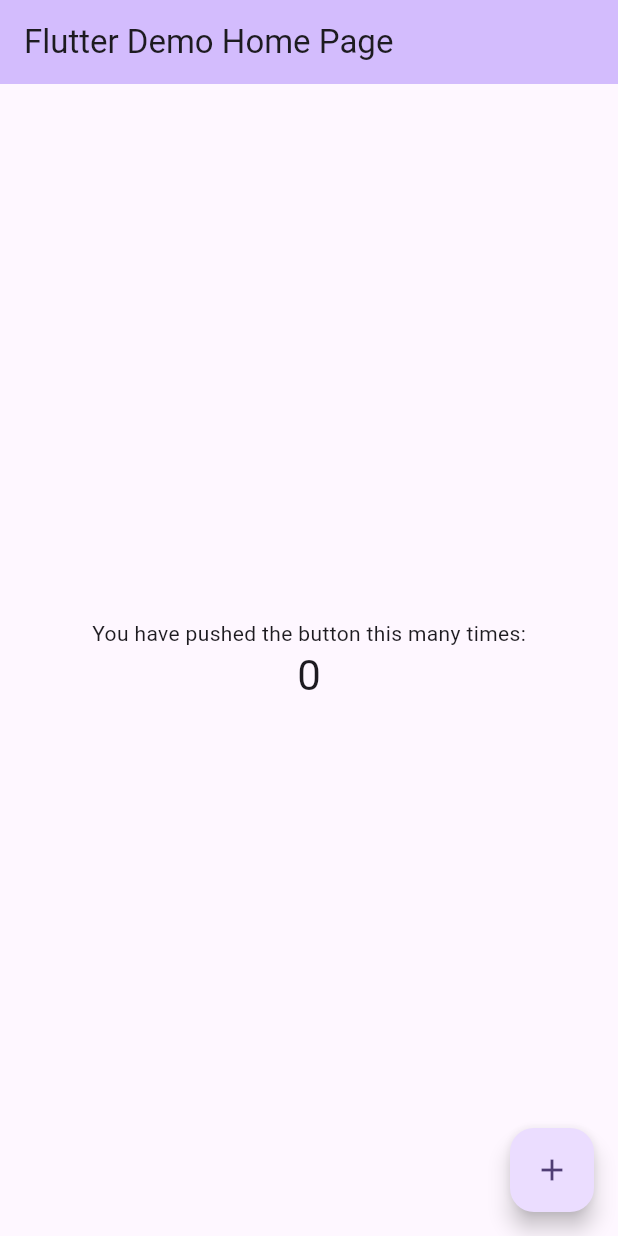
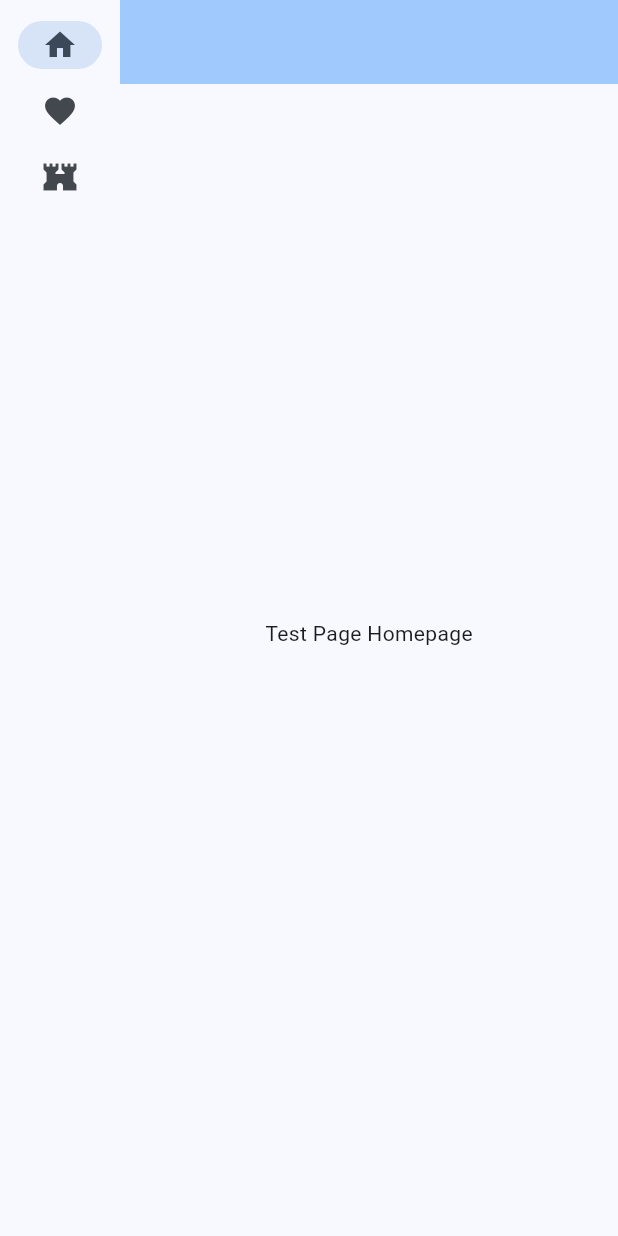
Before and after one commit to SP26GroupAGJ/SP26RedBudgetApp, a Flutter app: the screen it shows after launch, on a phone screen of 412 x 824 dp. Run offline on Flutter 3.47's test engine with Material 3 defaults, Android fonts, the phone set to English and light mode, and no system bars.

Commit message:
added test pages and edited pubspec and analysis files to fix suggested code

```diff
--- a/budget_app/lib/main.dart
+++ b/budget_app/lib/main.dart
@@ -7,119 +7,155 @@ void main() {
 class MyApp extends StatelessWidget {
   const MyApp({super.key});
 
-  // This widget is the root of your application.
   @override
   Widget build(BuildContext context) {
     return MaterialApp(
-      title: 'Flutter Demo',
       theme: ThemeData(
-        // This is the theme of your application.
-        //
-        // TRY THIS: Try running your application with "flutter run". You'll see
-        // the application has a purple toolbar. Then, without quitting the app,
-        // try changing the seedColor in the colorScheme below to Colors.green
-        // and then invoke "hot reload" (save your changes or press the "hot
-        // reload" button in a Flutter-supported IDE, or press "r" if you used
-        // the command line to start the app).
-        //
-        // Notice that the counter didn't reset back to zero; the application
-        // state is not lost during the reload. To reset the state, use hot
-        // restart instead.
-        //
-        // This works for code too, not just values: Most code changes can be
-        // tested with just a hot reload.
-        colorScheme: ColorScheme.fromSeed(seedColor: Colors.deepPurple),
+        colorScheme: ColorScheme.fromSeed(seedColor: Colors.blue),
         useMaterial3: true,
       ),
-      home: const MyHomePage(title: 'Flutter Demo Home Page'),
+      home: const MyHomePage(),
     );
   }
 }
 
 class MyHomePage extends StatefulWidget {
-  const MyHomePage({super.key, required this.title});
-
-  // This widget is the home page of your application. It is stateful, meaning
-  // that it has a State object (defined below) that contains fields that affect
-  // how it looks.
-
-  // This class is the configuration for the state. It holds the values (in this
-  // case the title) provided by the parent (in this case the App widget) and
-  // used by the build method of the State. Fields in a Widget subclass are
-  // always marked "final".
-
-  final String title;
+  const MyHomePage({super.key});
 
   @override
   State<MyHomePage> createState() => _MyHomePageState();
 }
 
 class _MyHomePageState extends State<MyHomePage> {
-  int _counter = 0;
-
-  void _incrementCounter() {
-    setState(() {
-      // This call to setState tells the Flutter framework that something has
-      // changed in this State, which causes it to rerun the build method below
-      // so that the display can reflect the updated values. If we changed
-      // _counter without calling setState(), then the build method would not be
-      // called again, and so nothing would appear to happen.
-      _counter++;
-    });
-  }
+  var selectedIndex = 0;
 
   @override
   Widget build(BuildContext context) {
-    // This method is rerun every time setState is called, for instance as done
-    // by the _incrementCounter method above.
-    //
-    // The Flutter framework has been optimized to make rerunning build methods
-    // fast, so that you can just rebuild anything that needs updating rather
-    // than having to individually change instances of widgets.
+    Widget page;
+    switch (selectedIndex) {
+      case 0:
+        page = TestPageHome();
+        break;
+      case 1:
+        page = TestPage2();
+        break;
+      case 2:
+        page = TestPage3();
+        break;
+      default:
+        throw UnimplementedError('no widget for $selectedIndex');
+    }
+    return Scaffold(
+      body: Row(
+        children: [
+          SafeArea(
+            child: NavigationRail(
+              extended: false,
+              destinations: [
+                NavigationRailDestination(
+                  icon: Icon(Icons.home),
+                  label: Text('Home'),
+                ),
+                NavigationRailDestination(
+                  icon: Icon(Icons.favorite),
+                  label: Text('Test1'),
+                ),
+                NavigationRailDestination(
+                  icon: Icon(Icons.fort),
+                  label: Text('Test2'),
+                ),
+              ],
+              selectedIndex: selectedIndex,
+              onDestinationSelected: (value) {
+                setState(() {
+                  selectedIndex = value;
+                });
+              },
+            ),
+          ),
+          Expanded(
+            child: Container(
+              color: Theme.of(context).colorScheme.primaryContainer,
+              child: page,
+            ),
+          ),
+        ],
+      ),
+    );
+  }
+}
+
+class TestPageHome extends StatelessWidget {
+  @override
+  Widget build(BuildContext context) {
     return Scaffold(
       appBar: AppBar(
-        // TRY THIS: Try changing the color here to a specific color (to
-        // Colors.amber, perhaps?) and trigger a hot reload to see the AppBar
-        // change color while the other colors stay the same.
         backgroundColor: Theme.of(context).colorScheme.inversePrimary,
-        // Here we take the value from the MyHomePage object that was created by
-        // the App.build method, and use it to set our appbar title.
-        title: Text(widget.title),
       ),
       body: Center(
-        // Center is a layout widget. It takes a single child and positions it
-        // in the middle of the parent.
         child: Column(
-          // Column is also a layout widget. It takes a list of children and
-          // arranges them vertically. By default, it sizes itself to fit its
-          // children horizontally, and tries to be as tall as its parent.
-          //
-          // Column has various properties to control how it sizes itself and
-          // how it positions its children. Here we use mainAxisAlignment to
-          // center the children vertically; the main axis here is the vertical
-          // axis because Columns are vertical (the cross axis would be
-          // horizontal).
-          //
-          // TRY THIS: Invoke "debug painting" (choose the "Toggle Debug Paint"
-          // action in the IDE, or press "p" in the console), to see the
-          // wireframe for each widget.
           mainAxisAlignment: MainAxisAlignment.center,
           children: <Widget>[
             const Text(
-              'You have pushed the button this many times:',
+              'Test Page Homepage',
             ),
             Text(
-              '$_counter',
+              '',
               style: Theme.of(context).textTheme.headlineMedium,
             ),
           ],
         ),
       ),
-      floatingActionButton: FloatingActionButton(
-        onPressed: _incrementCounter,
-        tooltip: 'Increment',
-        child: const Icon(Icons.add),
-      ), // This trailing comma makes auto-formatting nicer for build methods.
     );
   }
 }
+
+class TestPage2 extends StatelessWidget {
+  @override
+  Widget build(BuildContext context) {
+    return Scaffold(
+      appBar: AppBar(
+        backgroundColor: Colors.red,
+      ),
+      body: Center(
+        child: Column(
+          mainAxisAlignment: MainAxisAlignment.center,
+          children: <Widget>[
+            const Text(
+              'Test Page 2',
+            ),
+            Text(
+              '',
+              style: Theme.of(context).textTheme.headlineMedium,
+            ),
+          ],
+        ),
+      ),
+    );
+  }
+}
+
+class TestPage3 extends StatelessWidget {
+  @override
+  Widget build(BuildContext context) {
+    return Scaffold(
+      appBar: AppBar(
+        backgroundColor: Colors.green,
+      ),
+      body: Center(
+        child: Column(
+          mainAxisAlignment: MainAxisAlignment.center,
+          children: <Widget>[
+            const Text(
+              'Test Page 3',
+            ),
+            Text(
+              '',
+              style: Theme.of(context).textTheme.headlineMedium,
+            ),
+          ],
+        ),
+      ),
+    );
+  }
+}
```
Also changed, not shown: budget_app/analysis_options.yaml (+7 -24 lines), budget_app/pubspec.yaml (+5 -71 lines), budget_app/pubspec.lock, 1 other file.
